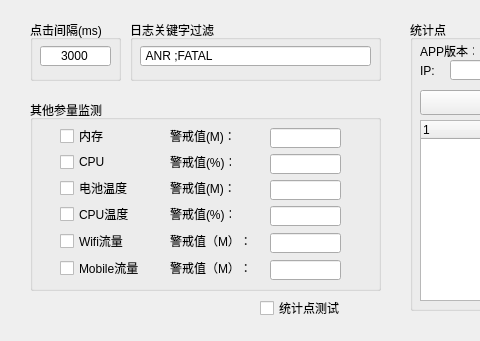
chorushe/princekin, file src/princekin/ui/setting/autotravelsetup.ui: the form before one commit; both pictures show x 0 to 480 and y 0 to 341 of the 787 by 341 pixel window.
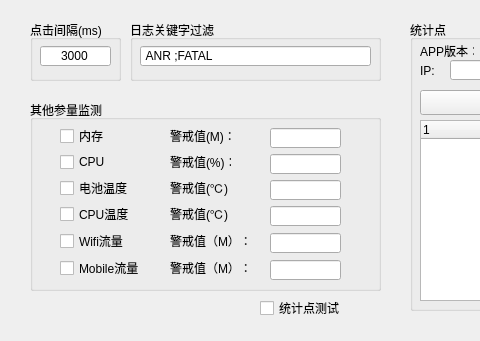
The form after the commit.

What changed in the file:
```diff
--- a/src/princekin/ui/setting/autotravelsetup.ui
+++ b/src/princekin/ui/setting/autotravelsetup.ui
@@ -82,7 +82,7 @@
       </rect>
      </property>
      <property name="text">
-      <string>警戒值(M)：</string>
+      <string>警戒值(℃)：</string>
      </property>
     </widget>
     <widget class="QLabel" name="cpuTempLabel">
@@ -95,7 +95,7 @@
       </rect>
      </property>
      <property name="text">
-      <string>警戒值(%)：</string>
+      <string>警戒值(℃)：</string>
      </property>
     </widget>
     <widget class="QCheckBox" name="wifiCBtn">
```
